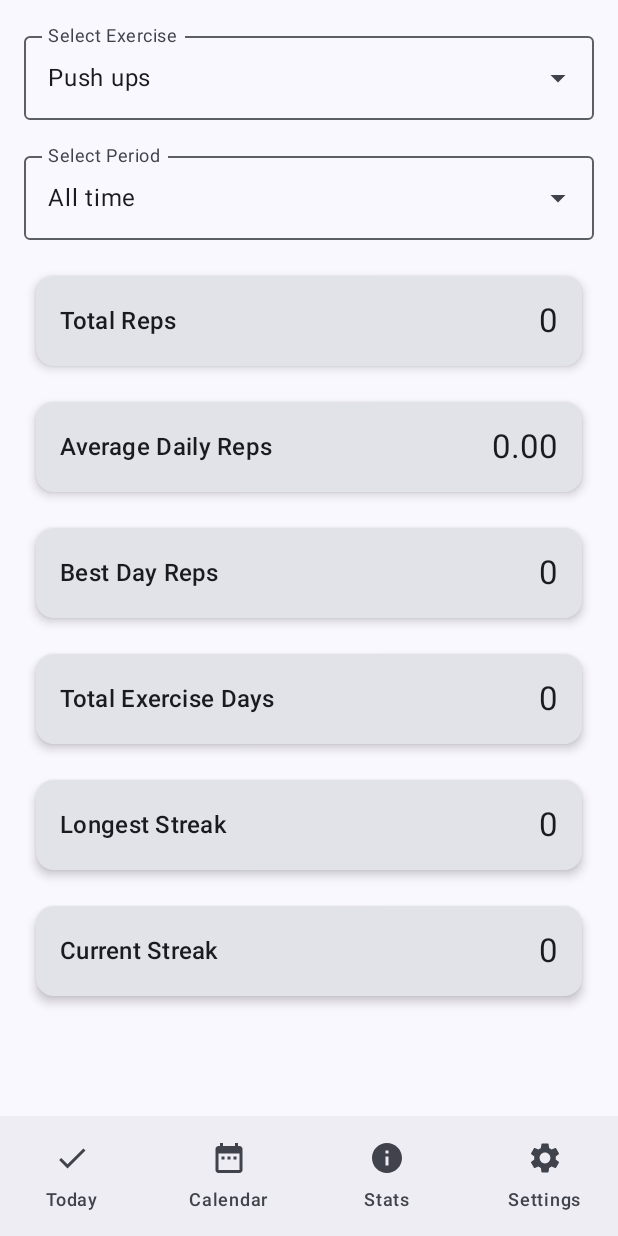
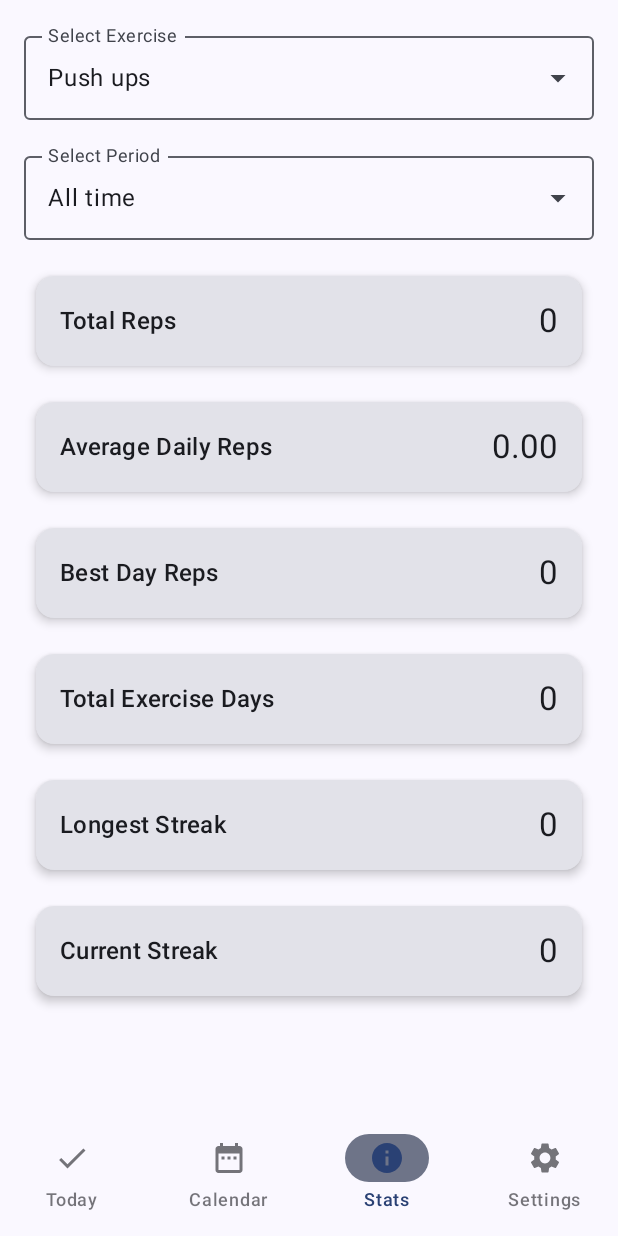
Before and after one commit to MPH-01/REPIT, an Android app built with Jetpack Compose: the screen it shows after launch (MainActivity), item 3 of the bottom bar chosen, on a phone screen of 412 x 824 dp. Run offline under Robolectric (Android 15) with nearby library versions, the phone set to English and light mode, and no system bars; our stand-ins replace Room's generated code.

Commit message:
Update: Navbar uses theme colours.

```diff
--- a/app/src/main/java/com/example/repit/CalendarPage.kt
+++ b/app/src/main/java/com/example/repit/CalendarPage.kt
@@ -55,7 +55,7 @@ fun CalendarPage(
     LazyColumn(
         modifier = Modifier
             .fillMaxSize()
-            .padding(16.dp),
+            .padding(horizontal = 16.dp),
         state = listState
     ) {
         // Render one calendar per month
--- a/app/src/main/java/com/example/repit/MainActivity.kt
+++ b/app/src/main/java/com/example/repit/MainActivity.kt
@@ -23,7 +23,6 @@ import androidx.compose.runtime.Composable
 import androidx.compose.runtime.mutableStateOf
 import androidx.compose.runtime.remember
 import androidx.compose.ui.Modifier
-import androidx.compose.ui.tooling.preview.Preview
 import androidx.navigation.NavHostController
 import androidx.navigation.compose.NavHost
 import androidx.navigation.compose.composable
@@ -31,14 +30,11 @@ import androidx.navigation.compose.rememberNavController
 import androidx.compose.runtime.getValue
 import androidx.compose.runtime.setValue
 import androidx.lifecycle.lifecycleScope
+import androidx.navigation.compose.currentBackStackEntryAsState
 import com.example.repit.data.ExerciseDatabase
 import com.example.repit.data.ExerciseRepository
-import kotlinx.coroutines.flow.Flow
-
 import com.example.repit.ui.theme.REPITTheme
-import kotlinx.coroutines.flow.flowOf
 import kotlinx.coroutines.launch
-import java.time.LocalDate
 
 class MainActivity : ComponentActivity() {
     private lateinit var exerciseRepository: ExerciseRepository
@@ -96,21 +92,45 @@ fun BottomNavigationBar(navController: NavHostController) {
         Screen.Settings
     )
 
-    NavigationBar {
+    // Colour variables for selected and unselected states
+    val selectedColor = MaterialTheme.colorScheme.primary
+    val unselectedColor = MaterialTheme.colorScheme.onSurface.copy(alpha = 0.6f)
+
+    val currentDestination by navController.currentBackStackEntryAsState()
+
+    NavigationBar (
+        containerColor = MaterialTheme.colorScheme.surface,
+    ) {
         items.forEach { screen ->
+            val isSelected = currentDestination?.destination?.route == screen.route
+
             NavigationBarItem(
-                label = { Text(screen.route.replaceFirstChar { if (it.isLowerCase()) it.titlecase() else it.toString() }) },
-                selected = false,
+                label = {
+                    Text(
+                        text = screen.route.replaceFirstChar { if (it.isLowerCase()) it.titlecase() else it.toString() },
+                        color = if (isSelected) selectedColor else unselectedColor
+                    )
+                },
+                selected = isSelected,
                 onClick = {
-                    navController.navigate(screen.route)
+                    navController.navigate(screen.route) {
+                        popUpTo(navController.graph.startDestinationId) { saveState = true }
+                        launchSingleTop = true
+                        restoreState = true
+                    }
                 },
                 icon = {
-                    when (screen.route) {
-                        Screen.Today.route -> Icon(Icons.Default.Check, contentDescription = "Today")
-                        Screen.Calendar.route -> Icon(Icons.Default.DateRange, contentDescription = "Calendar")
-                        Screen.Stats.route -> Icon(Icons.Default.Info, contentDescription = "Stats")
-                        Screen.Settings.route -> Icon(Icons.Default.Settings, contentDescription = "Settings")
-                    }
+                    Icon(
+                        imageVector = when (screen.route) {
+                            Screen.Today.route -> Icons.Default.Check
+                            Screen.Calendar.route -> Icons.Default.DateRange
+                            Screen.Stats.route -> Icons.Default.Info
+                            Screen.Settings.route -> Icons.Default.Settings
+                            else -> Icons.Default.Check
+                        },
+                        contentDescription = screen.route,
+                        tint = if (isSelected) selectedColor else unselectedColor
+                    )
                 }
             )
         }
--- a/app/src/main/java/com/example/repit/ui/theme/Color.kt
+++ b/app/src/main/java/com/example/repit/ui/theme/Color.kt
@@ -2,6 +2,26 @@ package com.example.repit.ui.theme
 
 import androidx.compose.ui.graphics.Color
 
+// Primary (Accent) Colours
+val ElectricBlue = Color(0xFF007bff)
+val LimeGreen = Color(0xFF28a745)
+val FieryOrange = Color(0xFFff5722)
+
+// Background and Neutral Colours
+val DarkGray = Color(0xFF1a1a1a)
+val LightGray = Color(0xFFe0e0e0)
+val OffWhite = Color(0xFFf4f4f4)
+
+// Secondary (Feedback) Colours
+val SuccessGreen = Color(0xFF28a745)
+val WarningAmber = Color(0xFFFFC107)
+val AlertRed = Color(0xFFDC3545)
+
+// Text and Icon Colours
+val PrimaryText = Color.White
+val SecondaryText = Color(0xFFCCCCCC)
+
+// Old colours
 val Purple80 = Color(0xFFD0BCFF)
 val PurpleGrey80 = Color(0xFFCCC2DC)
 val Pink80 = Color(0xFFEFB8C8)
--- a/app/src/main/java/com/example/repit/ui/theme/Theme.kt
+++ b/app/src/main/java/com/example/repit/ui/theme/Theme.kt
@@ -11,32 +11,41 @@ import androidx.compose.material3.lightColorScheme
 import androidx.compose.runtime.Composable
 import androidx.compose.ui.platform.LocalContext
 
+// Dark Theme Colors
 private val DarkColorScheme = darkColorScheme(
-    primary = Purple80,
-    secondary = PurpleGrey80,
-    tertiary = Pink80
+    primary = ElectricBlue,
+    secondary = LimeGreen,
+    tertiary = FieryOrange,
+    background = DarkGray,
+    surface = DarkGray,
+    onPrimary = PrimaryText,
+    onSecondary = PrimaryText,
+    onTertiary = PrimaryText,
+    onBackground = SecondaryText,
+    onSurface = SecondaryText,
+    error = AlertRed,
+    onError = PrimaryText
 )
 
+// Light Theme Colors
 private val LightColorScheme = lightColorScheme(
-    primary = Purple40,
-    secondary = PurpleGrey40,
-    tertiary = Pink40
-
-    /* Other default colors to override
-    background = Color(0xFFFFFBFE),
-    surface = Color(0xFFFFFBFE),
-    onPrimary = Color.White,
-    onSecondary = Color.White,
-    onTertiary = Color.White,
-    onBackground = Color(0xFF1C1B1F),
-    onSurface = Color(0xFF1C1B1F),
-    */
+    primary = ElectricBlue,
+    secondary = LimeGreen,
+    tertiary = FieryOrange,
+    background = OffWhite,
+    surface = LightGray,
+    onPrimary = DarkGray,
+    onSecondary = DarkGray,
+    onTertiary = DarkGray,
+    onBackground = DarkGray,
+    onSurface = DarkGray,
+    error = AlertRed,
+    onError = PrimaryText
 )
 
 @Composable
 fun REPITTheme(
     darkTheme: Boolean = isSystemInDarkTheme(),
-    // Dynamic color is available on Android 12+
     dynamicColor: Boolean = true,
     content: @Composable () -> Unit
 ) {
```
